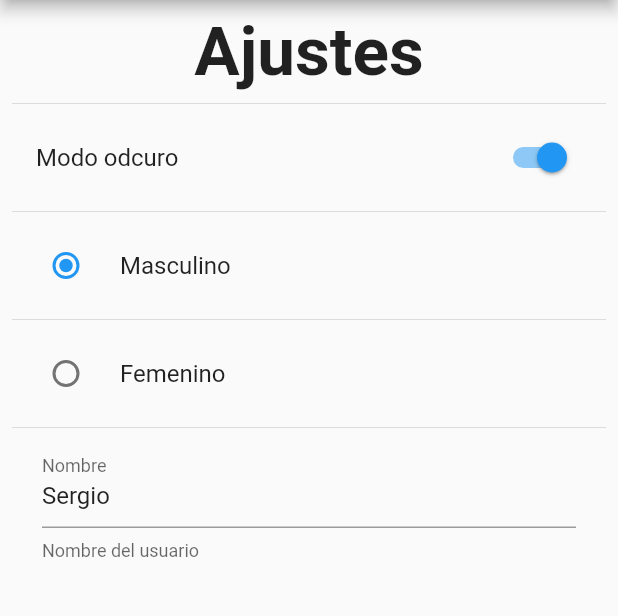
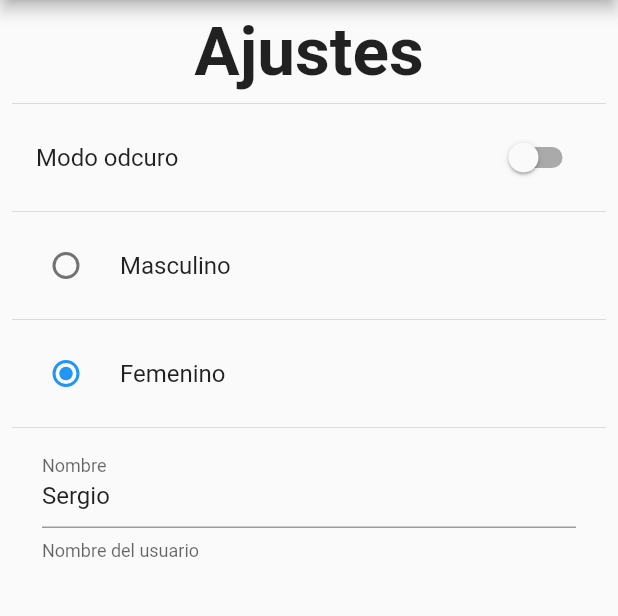
Before and after one commit to SergioK12/Preferencias-de-usuario, a Flutter app: the SettingsView screen opened by its route, after a tap on "Femenino", on a phone screen of 412 x 824 dp, the part 84-700 px from its top. Run offline on Flutter 3.47's test engine with Material 2 defaults, Android fonts, the phone set to English and light mode, and no system bars.

Commit message:
Agregadas las funciones de los inputs

```diff
--- a/lib/views/settingsview.dart
+++ b/lib/views/settingsview.dart
@@ -1,9 +1,19 @@
 import 'package:flutter/material.dart';
 import 'package:preferencias_de_usuario/widgets/widgets.dart';
 
-class SettingsView extends StatelessWidget {
+class SettingsView extends StatefulWidget {
   static const String routeName = 'Settings';
   const SettingsView({Key? key}) : super(key: key);
+
+  @override
+  State<SettingsView> createState() => _SettingsViewState();
+}
+
+class _SettingsViewState extends State<SettingsView> {
+  bool isDarkMode = false;
+  int gender = 1;
+  String name = 'Sergio';
+
   @override
   Widget build(BuildContext context) {
     return Scaffold(
@@ -15,55 +25,62 @@ class SettingsView extends StatelessWidget {
           padding: const EdgeInsets.all(8.0),
           child: SingleChildScrollView(
             child: Column(
-            children:  [
-              const Text("Ajustes", style: TextStyle(
-                fontSize: 45, fontWeight: FontWeight.bold
+              children: [
+                const Text(
+                  "Ajustes",
+                  style: TextStyle(fontSize: 45, fontWeight: FontWeight.bold),
                 ),
+                const Divider(),
+                SwitchListTile.adaptive(
+                    value: isDarkMode,
+                    title: const Text("Modo odcuro"),
 
+                    onChanged: (value) {
+                     isDarkMode =  value;
+                      setState(() {
 
-              ), const Divider(),
-              SwitchListTile.adaptive(
-                value: true,
-                title: const Text("Modo odcuro"),
-                onChanged: (value){
-
-                }
-
-              ),
+                      });
+                    }),
                 const Divider(),
                 RadioListTile<int>(
                     value: 1,
-                groupValue: 1,
-                title: const  Text("Masculino"),
-                onChanged: (value){
-                }
-              ),
+                    groupValue: gender,
+                    title: const Text("Masculino"),
+                    onChanged: (value) {
+                      gender = value ?? 1;
+                      setState(() {
+
+                      });
+                    }),
                 const Divider(),
+
                 RadioListTile<int>(
                     value: 2,
-                groupValue: 1,
-                title: const  Text("Femenino"),
-                onChanged: (value){
-                }
-              ),
+                    groupValue: gender,
+                    title: const Text("Femenino"),
+                    onChanged: (value) {
+                      gender = value ?? 2;
+                      setState(() {
+
+                      });
+                    }),
                 const Divider(),
                 Padding(
                   padding: const EdgeInsets.symmetric(horizontal: 20),
                   child: TextFormField(
                     initialValue: 'Sergio',
                     decoration: const InputDecoration(
-                    labelText: 'Nombre',
-                    helperText: 'Nombre del usuario'
+                        labelText: 'Nombre', helperText: 'Nombre del usuario'),
+                        onChanged: (value) {
+                          name = value;
+                          setState(() {
+
+                          });
+                        }),
                   ),
-
-                ),
-              )
               ],
             ),
           ),
-      )
-
-
-    );
+        ));
   }
 }
```
Lines whose indentation alone changed are shown as unchanged.
